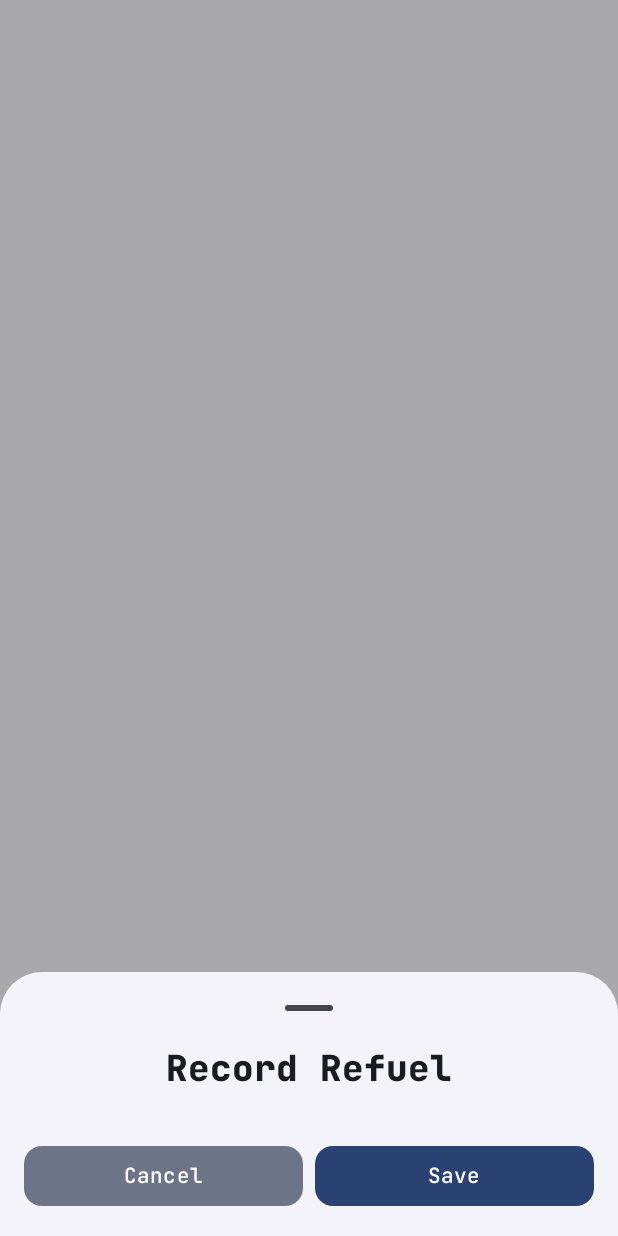
After one commit to Reishandy/Android-Fuel-Tracker, an Android app built with Jetpack Compose: the composable FuelFormBottomSheet shown on its own in the app's theme, on a phone screen of 412 x 824 dp. The commit adds this screen. Run offline under Robolectric (Android 15) with nearby library versions, the phone set to English and light mode, and no system bars; 1 statement that could not run was skipped.

Commit message:
Add FuelFormBottomSheet component; implement refuel recording UI with save and cancel functionality

```diff
--- a/app/src/main/java/id/reishandy/fueltracker/ui/FuelTracker.kt
+++ b/app/src/main/java/id/reishandy/fueltracker/ui/FuelTracker.kt
@@ -223,3 +223,4 @@ fun FuelTracker() {
 //  - Sync every CRUD or db update
 //  - Locale setting
 //  - Animations
+//  - Custom splash screen
--- /dev/null
+++ b/app/src/main/java/id/reishandy/fueltracker/ui/component/FuelFormBottomSheet.kt
@@ -0,0 +1,123 @@
+package id.reishandy.fueltracker.ui.component
+
+import androidx.compose.foundation.layout.Arrangement
+import androidx.compose.foundation.layout.Column
+import androidx.compose.foundation.layout.Row
+import androidx.compose.foundation.layout.fillMaxSize
+import androidx.compose.foundation.layout.fillMaxWidth
+import androidx.compose.foundation.layout.padding
+import androidx.compose.foundation.layout.size
+import androidx.compose.material3.Button
+import androidx.compose.material3.ButtonDefaults
+import androidx.compose.material3.CircularProgressIndicator
+import androidx.compose.material3.ExperimentalMaterial3Api
+import androidx.compose.material3.MaterialTheme
+import androidx.compose.material3.ModalBottomSheet
+import androidx.compose.material3.SheetState
+import androidx.compose.material3.Surface
+import androidx.compose.material3.Text
+import androidx.compose.material3.rememberModalBottomSheetState
+import androidx.compose.runtime.Composable
+import androidx.compose.ui.Alignment
+import androidx.compose.ui.Modifier
+import androidx.compose.ui.res.dimensionResource
+import androidx.compose.ui.res.stringResource
+import androidx.compose.ui.text.style.TextAlign
+import androidx.compose.ui.tooling.preview.Preview
+import id.reishandy.fueltracker.R
+import id.reishandy.fueltracker.ui.theme.FuelTrackerTheme
+
+@OptIn(ExperimentalMaterial3Api::class)
+@Composable
+fun FuelFormBottomSheet(
+    modifier: Modifier = Modifier,
+    onSaveButtonClick: () -> Unit = { },
+    onDismissRequest: () -> Unit = { },
+    onCloseButtonClick: () -> Unit = { },
+    sheetState: SheetState = rememberModalBottomSheetState(
+        skipPartiallyExpanded = true
+    ),
+    showSheet: Boolean = true,
+    isProcessing: Boolean = false,
+    isEdit: Boolean = false,
+) {
+    if (showSheet) {
+        ModalBottomSheet(
+            onDismissRequest = onDismissRequest,
+            modifier = modifier,
+            sheetState = sheetState,
+        ) {
+            Column(
+                modifier = Modifier
+                    .fillMaxWidth()
+                    .padding(horizontal = dimensionResource(R.dimen.padding_medium))
+            ) {
+                Text(
+                    text = stringResource(if (isEdit) R.string.edit_refuel else R.string.record_refuel),
+                    modifier = Modifier.fillMaxWidth(),
+                    style = MaterialTheme.typography.headlineSmall,
+                    textAlign = TextAlign.Center
+                )
+
+                Column(
+                    modifier = Modifier.padding(top = dimensionResource(R.dimen.padding_medium)),
+                    verticalArrangement = Arrangement.spacedBy(dimensionResource(R.dimen.padding_medium))
+                ) {
+
+                }
+
+                Row(
+                    modifier = Modifier
+                        .align(Alignment.End)
+                        .padding(vertical = dimensionResource(R.dimen.padding_medium)),
+                    horizontalArrangement = Arrangement.spacedBy(dimensionResource(R.dimen.padding_small)),
+                ) {
+                    Button(
+                        onClick = onCloseButtonClick,
+                        modifier = Modifier
+                            .fillMaxWidth()
+                            .weight(0.5f),
+                        shape = MaterialTheme.shapes.medium,
+                        colors = ButtonDefaults.buttonColors().copy(
+                            containerColor = MaterialTheme.colorScheme.secondaryContainer,
+                            contentColor = MaterialTheme.colorScheme.onSecondaryContainer
+                        )
+                    ) {
+                        Text(text = stringResource(R.string.cancel))
+                    }
+
+                    Button(
+                        onClick = onSaveButtonClick,
+                        modifier = Modifier
+                            .fillMaxWidth()
+                            .weight(0.5f),
+                        enabled = !isProcessing,
+                        shape = MaterialTheme.shapes.medium,
+                    ) {
+                        if (isProcessing) {
+                            CircularProgressIndicator(
+                                modifier = Modifier
+                                    .size(dimensionResource(R.dimen.progress_indicator_size)),
+                                color = MaterialTheme.colorScheme.onPrimaryContainer
+                            )
+                        } else {
+                            Text(text = stringResource(R.string.save))
+                        }
+                    }
+                }
+
+            }
+        }
+    }
+}
+
+@OptIn(ExperimentalMaterial3Api::class)
+@Preview
+@Composable
+fun FuelFormBottomSheetPreview() {
+    FuelTrackerTheme(darkTheme = true) {
+        Surface(modifier = Modifier.fillMaxSize()) {
+            FuelFormBottomSheet()
+        }
+    }
+}
--- a/app/src/main/res/values/strings.xml
+++ b/app/src/main/res/values/strings.xml
@@ -51,4 +51,5 @@
     <string name="filled_percent">Filled %</string>
     <string name="show_less">Show Less</string>
     <string name="show_more">Show More</string>
+    <string name="edit_refuel">Edit Refuel</string>
 </resources>
```
